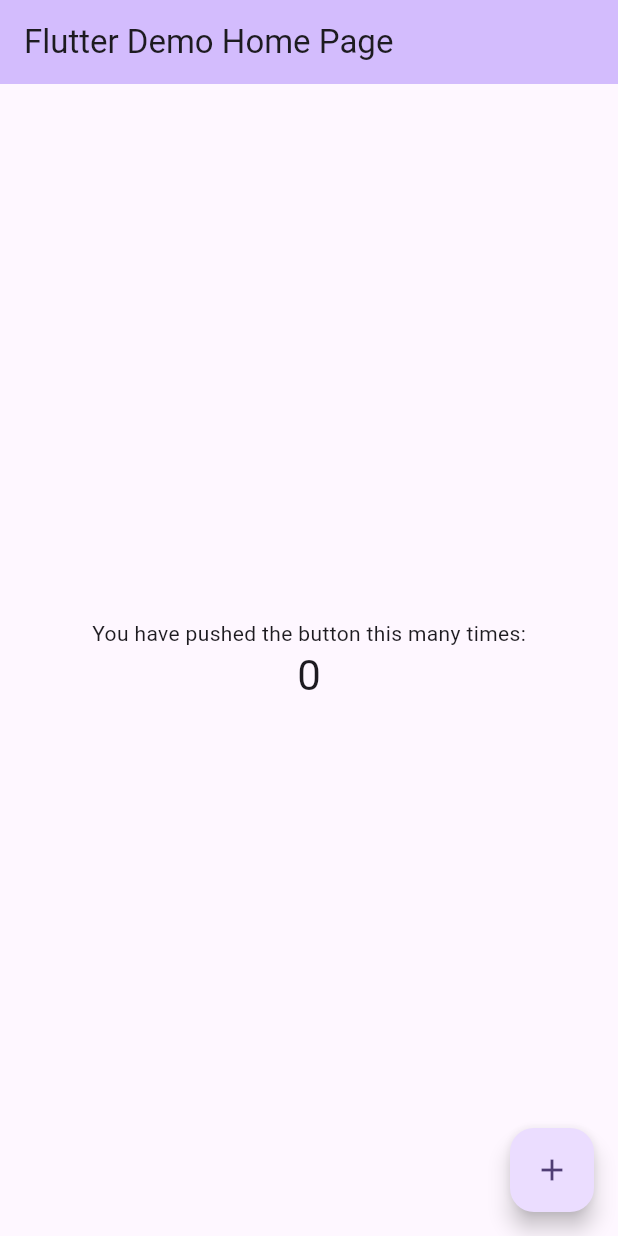
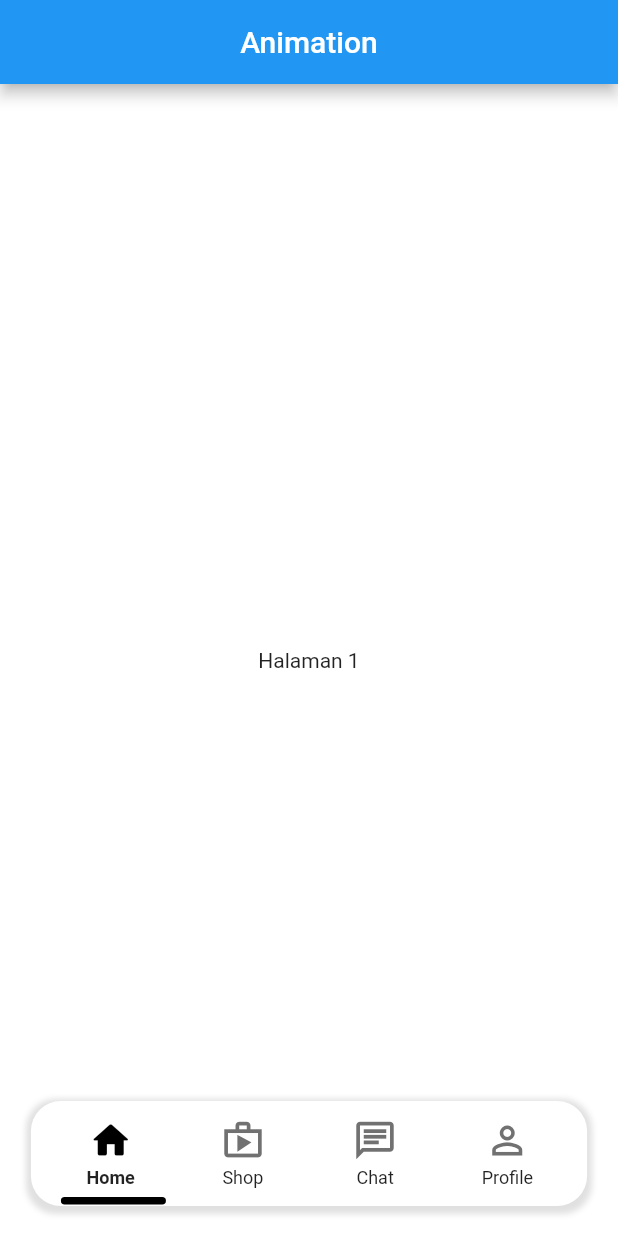
Before and after one commit to zakoraa/learn-flutter-animation, a Flutter app: the screen it shows after launch, on a phone screen of 412 x 824 dp. Run offline on Flutter 3.47's test engine with Material 2 defaults, Android fonts, the light colour scheme and no system bars.

Commit message:
add bottom navbar

```diff
--- a/lib/main.dart
+++ b/lib/main.dart
@@ -1,4 +1,5 @@
 import 'package:flutter/material.dart';
+import 'package:flutter_animation/view/home.dart';
 
 void main() {
   runApp(const MyApp());
@@ -7,119 +8,11 @@ void main() {
 class MyApp extends StatelessWidget {
   const MyApp({super.key});
 
-  // This widget is the root of your application.
   @override
   Widget build(BuildContext context) {
-    return MaterialApp(
-      title: 'Flutter Demo',
-      theme: ThemeData(
-        // This is the theme of your application.
-        //
-        // TRY THIS: Try running your application with "flutter run". You'll see
-        // the application has a blue toolbar. Then, without quitting the app,
-        // try changing the seedColor in the colorScheme below to Colors.green
-        // and then invoke "hot reload" (save your changes or press the "hot
-        // reload" button in a Flutter-supported IDE, or press "r" if you used
-        // the command line to start the app).
-        //
-        // Notice that the counter didn't reset back to zero; the application
-        // state is not lost during the reload. To reset the state, use hot
-        // restart instead.
-        //
-        // This works for code too, not just values: Most code changes can be
-        // tested with just a hot reload.
-        colorScheme: ColorScheme.fromSeed(seedColor: Colors.deepPurple),
-        useMaterial3: true,
-      ),
-      home: const MyHomePage(title: 'Flutter Demo Home Page'),
+    return const MaterialApp(
+      debugShowCheckedModeBanner: false,
+      home: HomeView(),
     );
   }
 }
-
-class MyHomePage extends StatefulWidget {
-  const MyHomePage({super.key, required this.title});
-
-  // This widget is the home page of your application. It is stateful, meaning
-  // that it has a State object (defined below) that contains fields that affect
-  // how it looks.
-
-  // This class is the configuration for the state. It holds the values (in this
-  // case the title) provided by the parent (in this case the App widget) and
-  // used by the build method of the State. Fields in a Widget subclass are
-  // always marked "final".
-
-  final String title;
-
-  @override
-  State<MyHomePage> createState() => _MyHomePageState();
-}
-
-class _MyHomePageState extends State<MyHomePage> {
-  int _counter = 0;
-
-  void _incrementCounter() {
-    setState(() {
-      // This call to setState tells the Flutter framework that something has
-      // changed in this State, which causes it to rerun the build method below
-      // so that the display can reflect the updated values. If we changed
-      // _counter without calling setState(), then the build method would not be
-      // called again, and so nothing would appear to happen.
-      _counter++;
-    });
-  }
-
-  @override
-  Widget build(BuildContext context) {
-    // This method is rerun every time setState is called, for instance as done
-    // by the _incrementCounter method above.
-    //
-    // The Flutter framework has been optimized to make rerunning build methods
-    // fast, so that you can just rebuild anything that needs updating rather
-    // than having to individually change instances of widgets.
-    return Scaffold(
-      appBar: AppBar(
-        // TRY THIS: Try changing the color here to a specific color (to
-        // Colors.amber, perhaps?) and trigger a hot reload to see the AppBar
-        // change color while the other colors stay the same.
-        backgroundColor: Theme.of(context).colorScheme.inversePrimary,
-        // Here we take the value from the MyHomePage object that was created by
-        // the App.build method, and use it to set our appbar title.
-        title: Text(widget.title),
-      ),
-      body: Center(
-        // Center is a layout widget. It takes a single child and positions it
-        // in the middle of the parent.
-        child: Column(
-          // Column is also a layout widget. It takes a list of children and
-          // arranges them vertically. By default, it sizes itself to fit its
-          // children horizontally, and tries to be as tall as its parent.
-          //
-          // Column has various properties to control how it sizes itself and
-          // how it positions its children. Here we use mainAxisAlignment to
-          // center the children vertically; the main axis here is the vertical
-          // axis because Columns are vertical (the cross axis would be
-          // horizontal).
-          //
-          // TRY THIS: Invoke "debug painting" (choose the "Toggle Debug Paint"
-          // action in the IDE, or press "p" in the console), to see the
-          // wireframe for each widget.
-          mainAxisAlignment: MainAxisAlignment.center,
-          children: <Widget>[
-            const Text(
-              'You have pushed the button this many times:',
-            ),
-            Text(
-              '$_counter',
-              style: Theme.of(context).textTheme.headlineMedium,
-            ),
-          ],
-        ),
-      ),
-      floatingActionButton: FloatingActionButton(
-        onPressed: _incrementCounter,
-        tooltip: 'Increment',
-        child: const Icon(Icons.add),
-      ), // This trailing comma makes auto-formatting nicer for build methods.
-    );
-  }
-}
--- /dev/null
+++ b/lib/theme/color.dart
@@ -0,0 +1,7 @@
+import 'package:flutter/material.dart';
+
+class CustomColor {
+  static const primaryColor = Color(0xff3AB038);
+  static const secondaryColor = Color(0xffB6D0B5);
+  static const shadowColor = Color.fromARGB(255, 225, 224, 224);
+}
--- /dev/null
+++ b/lib/util/media_query.dart
@@ -0,0 +1,9 @@
+import 'package:flutter/material.dart';
+
+double getHeight(BuildContext context) {
+  return MediaQuery.of(context).size.height;
+}
+
+double getWidth(BuildContext context) {
+  return MediaQuery.of(context).size.width;
+}
--- /dev/null
+++ b/lib/view/home.dart
@@ -0,0 +1,31 @@
+import 'package:flutter/material.dart';
+import 'package:flutter_animation/util/media_query.dart';
+import 'package:flutter_animation/widget/global/bottom_navbar.dart';
+
+class HomeView extends StatelessWidget {
+  const HomeView({super.key});
+
+  @override
+  Widget build(BuildContext context) {
+    return Scaffold(
+      appBar: AppBar(
+        title: const Text("Animation"),
+        centerTitle: true,
+      ),
+      body: Stack(
+        alignment: Alignment.center,
+        fit: StackFit.expand,
+        children: [
+          Container(
+            height: getHeight(context),
+            width: getWidth(context),
+            alignment: Alignment.center,
+            color: Colors.white,
+            child: const Text("Halaman 1"),
+          ),
+          const BottomNavbar()
+        ],
+      ),
+    );
+  }
+}
--- /dev/null
+++ b/lib/widget/global/bottom_navbar.dart
@@ -0,0 +1,116 @@
+import 'package:flutter/material.dart';
+import 'package:flutter_animation/theme/color.dart';
+import 'package:flutter_animation/util/media_query.dart';
+
+class BottomNavbar extends StatefulWidget {
+  const BottomNavbar({super.key});
+
+  @override
+  State<BottomNavbar> createState() => _BottomNavbarState();
+}
+
+class _BottomNavbarState extends State<BottomNavbar> {
+  Map<String, List<dynamic>> tabs = {
+    "Home": [Icons.home_outlined, Icons.home_rounded],
+    "Shop": [Icons.shop_outlined, Icons.shop_rounded],
+    "Chat": [Icons.chat_outlined, Icons.chat_rounded],
+    "Profile": [Icons.person_outline, Icons.person_rounded]
+  };
+
+  int selectedIndex = 0;
+
+  void selectIndex(int index) {
+    selectedIndex = index;
+    setState(() {});
+  }
+
+  double handleBarAnimation(int index) {
+    switch (selectedIndex) {
+      case 0:
+        return 0;
+      case 1:
+        return 86;
+      case 2:
+        return 86 * 2 + 3;
+      case 3:
+        return 86 * 3 + 3;
+      default:
+        return 0;
+    }
+  }
+
+  @override
+  Widget build(BuildContext context) {
+    return Positioned(
+      bottom: 20,
+      width: getWidth(context) * 0.9,
+      height: 70,
+      child: Container(
+        clipBehavior: Clip.hardEdge,
+        decoration: BoxDecoration(
+            borderRadius: BorderRadius.circular(20),
+            color: Colors.white,
+            boxShadow: const [
+              BoxShadow(
+                  blurRadius: 3,
+                  spreadRadius: 3,
+                  offset: Offset(0, 2),
+                  color: CustomColor.shadowColor)
+            ]),
+        child: Stack(
+          children: [
+            Row(
+              mainAxisAlignment: MainAxisAlignment.spaceEvenly,
+              children: List.generate(
+                  tabs.length,
+                  (index) => GestureDetector(
+                        onTap: () => selectIndex(index),
+                        child: SizedBox(
+                          width: 70,
+                          child: Column(
+                            mainAxisAlignment: MainAxisAlignment.center,
+                            children: [
+                              Icon(
+                                index == selectedIndex
+                                    ? tabs.values.elementAt(index)[1]
+                                    : tabs.values.elementAt(index)[0],
+                                color: index == selectedIndex
+                                    ? Colors.black
+                                    : const Color.fromARGB(255, 113, 113, 113),
+                                size: 30,
+                              ),
+                              const SizedBox(
+                                height: 3,
+                              ),
+                              Text(
+                                tabs.keys.elementAt(index),
+                                style: TextStyle(
+                                    fontSize: 12,
+                                    fontWeight: index == selectedIndex
+                                        ? FontWeight.bold
+                                        : FontWeight.w400),
+                              )
+                            ],
+                          ),
+                        ),
+                      )),
+            ),
+            AnimatedPositioned(
+              duration: const Duration(milliseconds: 100),
+              bottom: 0,
+              left: 20 + handleBarAnimation(selectedIndex),
+              child: Container(
+                width: 70,
+                height: 5,
+                margin: const EdgeInsets.only(bottom: 1),
+                decoration: BoxDecoration(
+                    color: Colors.black,
+                    borderRadius: BorderRadius.circular(5)),
+              ),
+            ),
+          ],
+        ),
+      ),
+    );
+  }
+}
```
